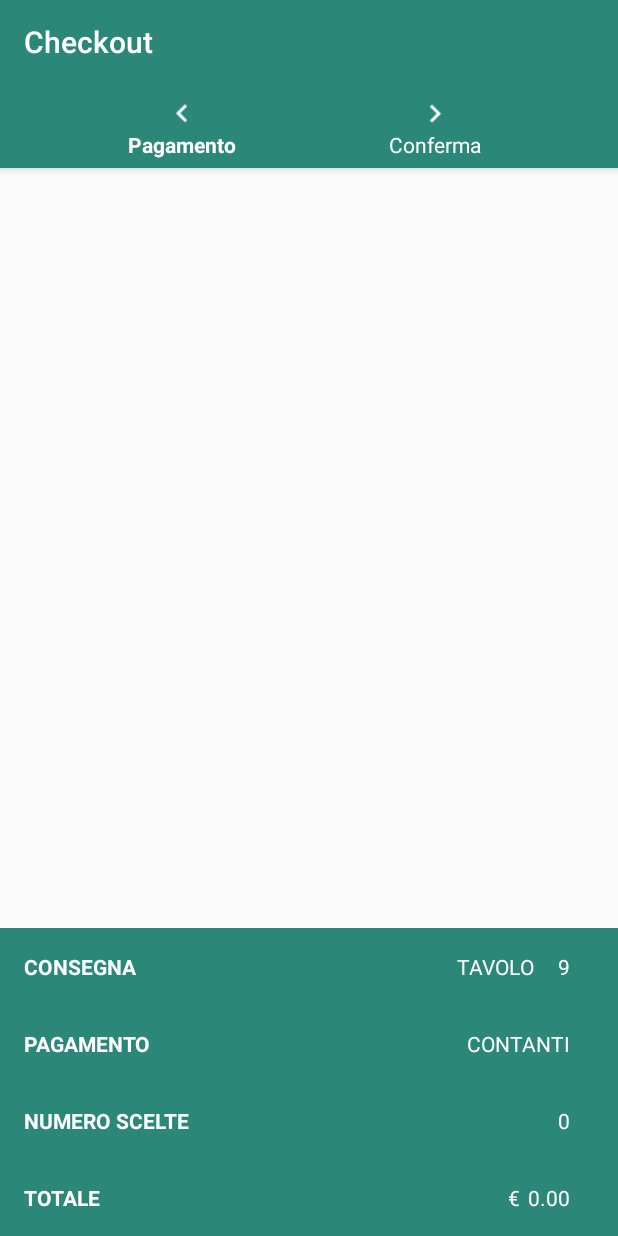
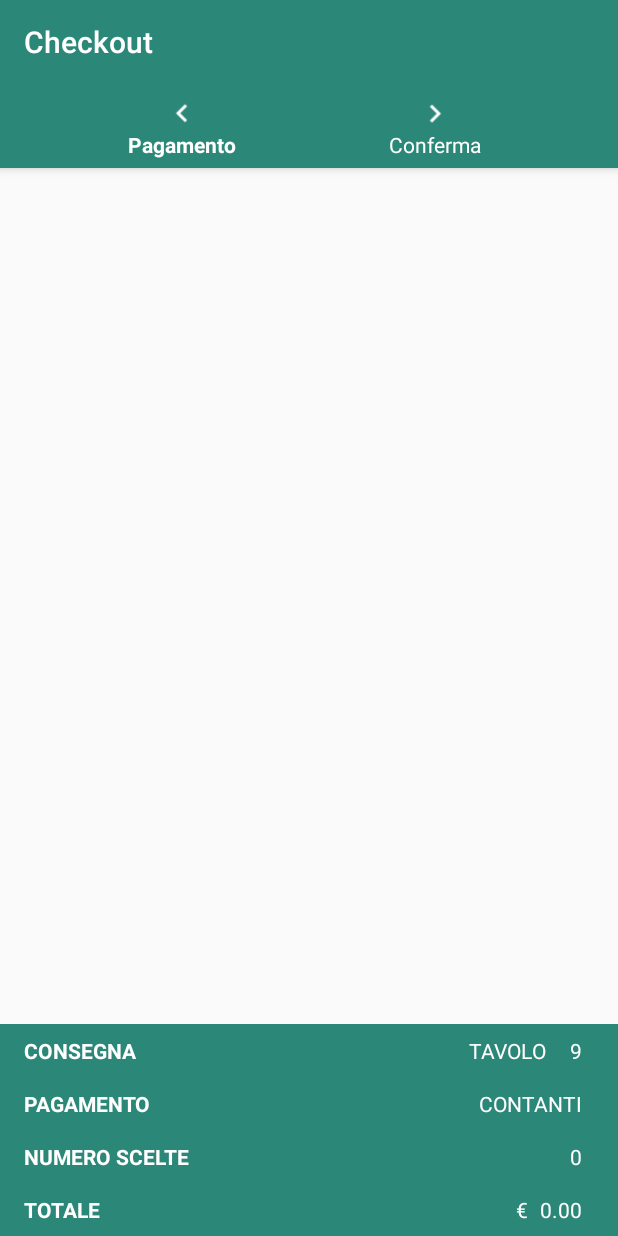
Before and after one commit to Ale-Amici/Android2k17, an Android app: the CheckoutActivity screen opened directly, with no data from a screen before it, on a phone screen of 412 x 824 dp. Run offline under Robolectric (Android 15) with nearby library versions, the phone set to English and light mode, and no system bars; 3 statements that could not run were skipped.

Commit message:
update bottom checkut bar margins

```diff
--- a/iDaBere/app/src/main/java/it/unitn/disi/lpsmt/idabere/activities/CheckoutActivity.java
+++ b/iDaBere/app/src/main/java/it/unitn/disi/lpsmt/idabere/activities/CheckoutActivity.java
@@ -114,7 +114,7 @@ public class CheckoutActivity extends AppCompatActivity {
         bottomNavigationView = (BottomNavigationView) findViewById(R.id.checkout_bottom_navigation);
         mCheckoutExpandableListView = (ExpandableListView) findViewById(R.id.checkout_list);
         totalOrderInfo = (TextView) findViewById(R.id.total_order_price);
-        totalQuantity = (TextView) findViewById(R.id.total_items_quantity);
+        totalQuantity = (TextView) findViewById(R.id.total_order_items);
         deliveryType = (TextView) findViewById(R.id.delivery_type_choosen);
         paymentMethod = (TextView) findViewById(R.id.payment_method_choosen);
         getDeliveryTypeDetails = (TextView) findViewById(R.id.delivery_type_value);
--- a/iDaBere/app/src/main/java/it/unitn/disi/lpsmt/idabere/utils/PushReceiver.java
+++ b/iDaBere/app/src/main/java/it/unitn/disi/lpsmt/idabere/utils/PushReceiver.java
@@ -68,7 +68,7 @@ public class PushReceiver extends BroadcastReceiver {
 
     @Override
     public void onReceive(Context context, Intent intent) {
-        String notificationTitle = "Aggiornamento dello stato dell'ordine";
+        String notificationTitle = "iDaBere";
         String notificationText = "Test notification";
 
         // Attempt to extract the "message" property from the payload: {"message":"Hello World!"}
@@ -108,7 +108,7 @@ public class PushReceiver extends BroadcastReceiver {
         String message = "";
         ArrayList<String> status = ORDER_STATUSES.get(notificationText);
         if (! status.isEmpty()){
-            message += "Lo stato del tuo ordine è: " + status.get(0);
+            message += "Lo stato del tuo ordine è:\n " + status.get(0);
         }
         return message;
     }
--- a/iDaBere/app/src/main/res/layout/activity_checkout.xml
+++ b/iDaBere/app/src/main/res/layout/activity_checkout.xml
@@ -11,11 +11,11 @@
 
 
     <android.support.design.widget.AppBarLayout
-        android:elevation="@dimen/elevation"
         android:id="@+id/toolbartop"
         android:layout_width="match_parent"
         android:layout_height="wrap_content"
         android:layout_alignParentTop="true"
+        android:elevation="@dimen/elevation"
         app:contentInsetLeft="0dp"
         app:contentInsetStart="0dp">
 
@@ -39,40 +39,43 @@
         </LinearLayout>
 
 
-    </android.support.design.widget.AppBarLayout>
+    </android.support.design.widget.AppBarLayout>-->
 
     <ExpandableListView
         android:id="@+id/checkout_list"
         android:layout_width="match_parent"
         android:layout_height="match_parent"
-        android:groupIndicator="@null"
+        android:layout_above="@+id/toolbar2"
         android:layout_below="@+id/toolbartop"
-        android:layout_above="@+id/toolbar2">
+        android:groupIndicator="@null">
 
 
     </ExpandableListView>
 
     <android.support.v7.widget.Toolbar
+        android:id="@+id/toolbar2"
         android:layout_width="match_parent"
         android:layout_height="wrap_content"
+        android:layout_alignParentBottom="true"
         app:contentInsetLeft="0dp"
-        app:contentInsetStart="0dp"
-        android:layout_alignParentBottom="true"
-        android:id="@+id/toolbar2">
+        app:contentInsetStart="0dp">
 
         <LinearLayout
             android:layout_width="match_parent"
             android:layout_height="wrap_content"
             android:orientation="vertical">
+
+
+
             <LinearLayout
                 android:id="@+id/delivery_type_row"
+                style="@style/checkout_bottom_bar"
                 android:layout_width="match_parent"
                 android:layout_height="match_parent"
                 android:layout_weight="1"
                 android:orientation="horizontal"
                 android:paddingLeft="@dimen/activity_horizontal_margin"
-            android:paddingRight="@dimen/activity_horizontal_margin"
-            style="@style/checkout_bottom_bar">
+                android:paddingRight="@dimen/activity_horizontal_margin">
 
 
                 <LinearLayout
@@ -81,28 +84,28 @@
                     android:gravity="center_vertical">
 
                     <TextView
+                        style="@style/checkout_bottom_bar"
                         android:layout_width="wrap_content"
                         android:layout_height="wrap_content"
                         android:layout_marginRight="@dimen/activity_horizontal_margin"
                         android:text="CONSEGNA"
                         android:textSize="@dimen/paragraph_text_size"
-                    style="@style/checkout_bottom_bar"
                         android:textStyle="bold" />
 
                 </LinearLayout>
 
                 <LinearLayout
+                    style="@style/checkout_bottom_bar"
                     android:layout_width="match_parent"
                     android:layout_height="match_parent"
-                android:layout_margin="@dimen/activity_horizontal_margin"
-                style="@style/checkout_bottom_bar"
+                    android:layout_margin="@dimen/checkout_bottom_bar_elements_padding"
                     android:gravity="center_vertical|right">
 
 
                     <TextView
                         android:id="@+id/delivery_type_choosen"
+                        style="@style/checkout_bottom_bar"
                         android:layout_width="wrap_content"
-                    style="@style/checkout_bottom_bar"
                         android:layout_height="wrap_content"
                         android:layout_marginLeft="@dimen/activity_horizontal_margin"
                         android:text="TAVOLO"
@@ -110,9 +113,9 @@
 
                     <TextView
                         android:id="@+id/delivery_type_value"
+                        style="@style/checkout_bottom_bar"
                         android:layout_width="wrap_content"
                         android:layout_height="wrap_content"
-                    style="@style/checkout_bottom_bar"
                         android:layout_marginLeft="@dimen/activity_horizontal_margin"
                         android:text="9"
                         android:textSize="@dimen/paragraph_text_size" />
@@ -125,10 +128,10 @@
 
             <LinearLayout
                 android:id="@+id/payment_method_row"
+                style="@style/checkout_bottom_bar"
                 android:layout_width="match_parent"
                 android:layout_height="match_parent"
                 android:layout_weight="1"
-            style="@style/checkout_bottom_bar"
                 android:orientation="horizontal"
                 android:paddingLeft="@dimen/activity_horizontal_margin"
                 android:paddingRight="@dimen/activity_horizontal_margin">
@@ -140,11 +143,11 @@
                     android:gravity="center_vertical">
 
                     <TextView
+                        style="@style/checkout_bottom_bar"
                         android:layout_width="wrap_content"
                         android:layout_height="wrap_content"
                         android:layout_marginRight="@dimen/activity_horizontal_margin"
                         android:text="PAGAMENTO"
-                    style="@style/checkout_bottom_bar"
                         android:textSize="@dimen/paragraph_text_size"
                         android:textStyle="bold" />
 
@@ -153,13 +156,13 @@
                 <LinearLayout
                     android:layout_width="match_parent"
                     android:layout_height="match_parent"
-                android:layout_margin="@dimen/activity_horizontal_margin"
+                    android:layout_margin="@dimen/checkout_bottom_bar_elements_padding"
                     android:gravity="center_vertical|right">
 
 
                     <TextView
+                        android:id="@+id/payment_method_choosen"
                         style="@style/checkout_bottom_bar"
-                    android:id="@+id/payment_method_choosen"
                         android:layout_width="wrap_content"
                         android:layout_height="wrap_content"
                         android:layout_marginLeft="@dimen/activity_horizontal_margin"
@@ -174,9 +177,9 @@
 
             <LinearLayout
                 android:id="@+id/total_quantity_items_layout"
+                style="@style/checkout_bottom_bar"
                 android:layout_width="match_parent"
-                android:layout_height="match_parent"
-                style="@style/checkout_bottom_bar"
+                android:layout_height="wrap_content"
                 android:orientation="horizontal"
                 android:paddingLeft="@dimen/activity_horizontal_margin"
                 android:paddingRight="@dimen/activity_horizontal_margin">
@@ -202,13 +205,13 @@
 
                     android:layout_width="match_parent"
                     android:layout_height="match_parent"
-                    android:layout_margin="@dimen/activity_horizontal_margin"
+                    android:layout_margin="@dimen/checkout_bottom_bar_elements_padding"
                     android:gravity="center_vertical|right">
 
 
                     <TextView
+                        android:id="@+id/total_items_quantity"
                         style="@style/checkout_bottom_bar"
-                        android:id="@+id/total_items_quantity"
                         android:layout_width="wrap_content"
                         android:layout_height="wrap_content"
                         android:text="0"
@@ -223,9 +226,9 @@
 
             <LinearLayout
                 android:id="@+id/total_price_items_layout"
+                style="@style/checkout_bottom_bar"
                 android:layout_width="match_parent"
                 android:layout_height="match_parent"
-            style="@style/checkout_bottom_bar"
                 android:orientation="horizontal"
                 android:paddingLeft="@dimen/activity_horizontal_margin"
                 android:paddingRight="@dimen/activity_horizontal_margin">
@@ -251,22 +254,22 @@
 
                     android:layout_width="match_parent"
                     android:layout_height="match_parent"
-                android:layout_margin="@dimen/activity_horizontal_margin"
+                    android:layout_margin="@dimen/checkout_bottom_bar_elements_padding"
                     android:gravity="center_vertical|right">
 
                     <TextView
+                        android:id="@+id/total_order_price_currency"
                         style="@style/checkout_bottom_bar"
-                    android:id="@+id/total_order_price_currency"
                         android:layout_width="wrap_content"
                         android:layout_height="wrap_content"
-                    android:paddingRight="@dimen/currency_right_margin"
+                        android:paddingRight="@dimen/checkout_bottom_bar_elements_padding"
                         android:text="@string/menu_list_item_currency"
                         android:textSize="@dimen/paragraph_text_size" />
 
 
                     <TextView
+                        android:id="@+id/total_order_price"
                         style="@style/checkout_bottom_bar"
-                    android:id="@+id/total_order_price"
                         android:layout_width="wrap_content"
                         android:layout_height="wrap_content"
                         android:text="@string/menu_list_item_price"
@@ -277,6 +280,12 @@
 
 
             </LinearLayout>
+
+            <!--<include layout="@layout/total_infos_toolbar">-->
+
+            <!--</include>-->
+
+
         </LinearLayout>
     </android.support.v7.widget.Toolbar>
 
--- a/iDaBere/app/src/main/res/values/dimens.xml
+++ b/iDaBere/app/src/main/res/values/dimens.xml
@@ -29,6 +29,7 @@
 
     <dimen name="currency_right_margin">5dp</dimen>
     <dimen name="discount_right_margin">10dp</dimen>
+    <dimen name="checkout_bottom_bar_elements_padding">8dp</dimen>
     <dimen name="fab_margin">16dp</dimen>
     <dimen name="elevation">20dp</dimen>
 
```
Lines whose indentation alone changed are shown as unchanged.
